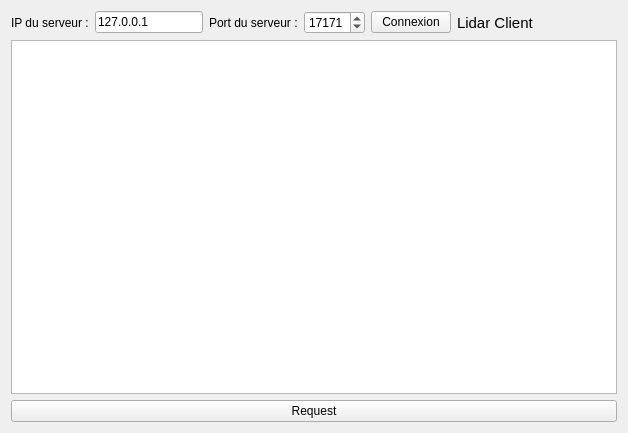
Before: the Qt Designer form FenClient.ui in AliGhezalAG/lidarAppClient, drawn with Qt 5.
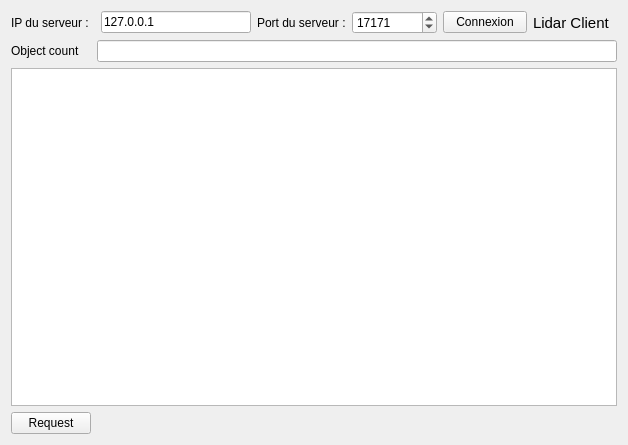
After: the same form once the commit is applied. Icons and pictures are not drawn.

Commit message: get zones OK, objects in process

```diff
--- a/FenClient.ui
+++ b/FenClient.ui
@@ -7,7 +7,7 @@
     <x>0</x>
     <y>0</y>
     <width>628</width>
-    <height>433</height>
+    <height>445</height>
    </rect>
   </property>
   <property name="windowTitle">
@@ -17,8 +17,40 @@
    <iconset>
     <normaloff>chat.png</normaloff>chat.png</iconset>
   </property>
-  <layout class="QVBoxLayout" name="verticalLayout_2">
-   <item>
+  <layout class="QGridLayout" name="gridLayout">
+   <item row="2" column="0" colspan="2">
+    <widget class="QTextEdit" name="listeMessages">
+     <property name="readOnly">
+      <bool>true</bool>
+     </property>
+    </widget>
+   </item>
+   <item row="1" column="0">
+    <widget class="QLabel" name="countLabel">
+     <property name="text">
+      <string>Object count</string>
+     </property>
+    </widget>
+   </item>
+   <item row="3" column="0">
+    <layout class="QHBoxLayout" name="horizontalLayout_2">
+     <item>
+      <widget class="QPushButton" name="boutonRequest">
+       <property name="text">
+        <string>Request</string>
+       </property>
+       <property name="icon">
+        <iconset>
+         <normaloff>chat.png</normaloff>chat.png</iconset>
+       </property>
+      </widget>
+     </item>
+    </layout>
+   </item>
+   <item row="1" column="1">
+    <widget class="QLineEdit" name="objectCount"/>
+   </item>
+   <item row="0" column="0" colspan="2">
     <layout class="QHBoxLayout" name="horizontalLayout">
      <item>
       <widget class="QLabel" name="label">
@@ -93,52 +125,6 @@
        </property>
        <property name="wordWrap">
         <bool>false</bool>
-       </property>
-      </widget>
-     </item>
-     <item>
-      <spacer name="horizontalSpacer">
-       <property name="orientation">
-        <enum>Qt::Horizontal</enum>
-       </property>
-       <property name="sizeHint" stdset="0">
-        <size>
-         <width>40</width>
-         <height>20</height>
-        </size>
-       </property>
-      </spacer>
-     </item>
-     <item>
-      <layout class="QVBoxLayout" name="verticalLayout">
-       <item>
-        <widget class="QLabel" name="label_5">
-         <property name="pixmap">
-          <pixmap>chat.png</pixmap>
-         </property>
-        </widget>
-       </item>
-      </layout>
-     </item>
-    </layout>
-   </item>
-   <item>
-    <widget class="QTextEdit" name="listeMessages">
-     <property name="readOnly">
-      <bool>true</bool>
-     </property>
-    </widget>
-   </item>
-   <item>
-    <layout class="QHBoxLayout" name="horizontalLayout_2">
-     <item>
-      <widget class="QPushButton" name="boutonRequest">
-       <property name="text">
-        <string>Request</string>
-       </property>
-       <property name="icon">
-        <iconset>
-         <normaloff>chat.png</normaloff>chat.png</iconset>
        </property>
       </widget>
      </item>
```
The commit also changes 19 other files.
